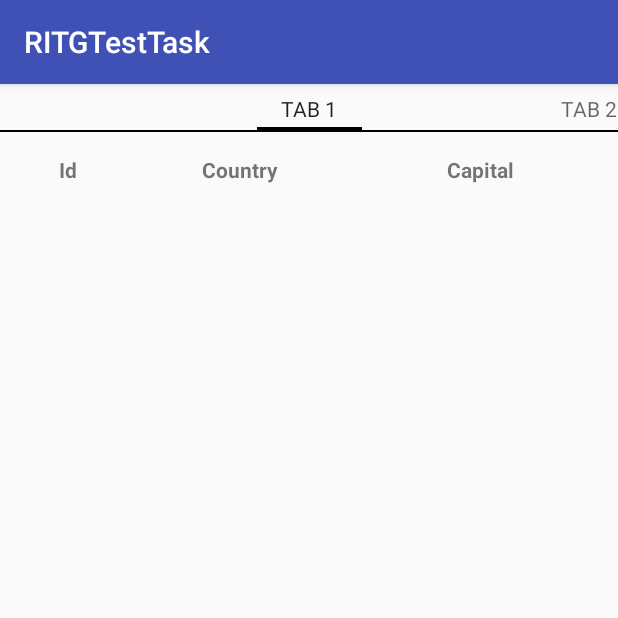
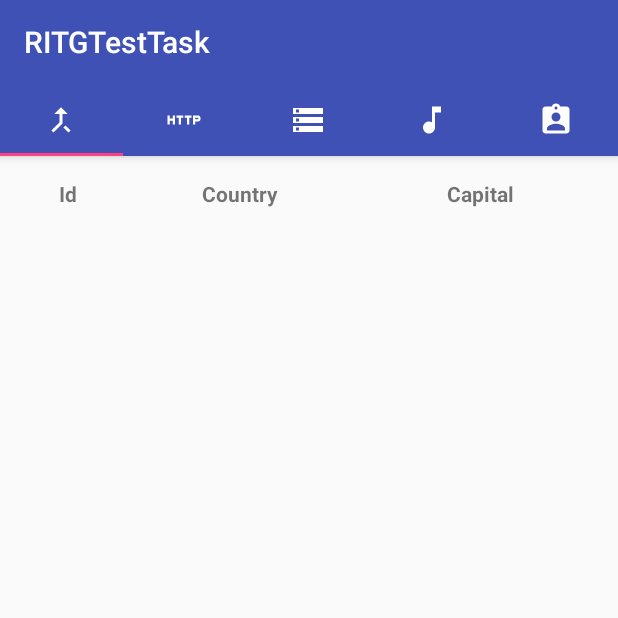
Before and after one commit to Ke4nuReeves/RITGTestTask, an Android app: the screen it shows after launch (MainActivity), on a phone screen of 412 x 824 dp, the top half of it. Run offline under Robolectric (Android 15) with nearby library versions, the phone set to English and light mode, and no system bars; libraries missing offline, so code that uses them is left out: org.springframework.core, org.springframework.http, org.springframework.web; 13 statements that could not run were skipped.

Commit message:
Added toolbar, tab icons

```diff
--- a/app/build.gradle
+++ b/app/build.gradle
@@ -30,6 +30,7 @@ dependencies {
     compile 'com.android.support.constraint:constraint-layout:1.0.2'
     compile 'com.android.support:support-v4:25.3.1'
     compile 'com.android.support:recyclerview-v7:25.3.1'
+    compile 'com.android.support:design:25.3.1'
     compile 'org.springframework.android:spring-android-rest-template:2.0.0.M3'
     testCompile 'junit:junit:4.12'
 }
--- a/app/src/main/AndroidManifest.xml
+++ b/app/src/main/AndroidManifest.xml
@@ -11,8 +11,9 @@
         android:label="@string/app_name"
         android:roundIcon="@mipmap/ic_launcher_round"
         android:supportsRtl="true"
-        android:theme="@style/AppTheme">
-        <activity android:name=".MainActivity">
+        android:theme="@style/MyMaterialTheme">
+        <activity android:name=".MainActivity"
+            android:screenOrientation="portrait">
             <intent-filter>
                 <action android:name="android.intent.action.MAIN" />
 
--- a/app/src/main/java/com/dmitriytitov/ritgtesttask/MainActivity.java
+++ b/app/src/main/java/com/dmitriytitov/ritgtesttask/MainActivity.java
@@ -1,11 +1,13 @@
 package com.dmitriytitov.ritgtesttask;
 
+import android.support.design.widget.TabLayout;
 import android.support.v4.app.Fragment;
 import android.support.v4.app.FragmentManager;
 import android.support.v4.app.FragmentPagerAdapter;
 import android.support.v4.view.ViewPager;
 import android.support.v7.app.AppCompatActivity;
 import android.os.Bundle;
+import android.support.v7.widget.Toolbar;
 
 import com.dmitriytitov.ritgtesttask.data.DataLoader;
 import com.dmitriytitov.ritgtesttask.fragments.DataListFragment;
@@ -14,18 +16,44 @@ import com.dmitriytitov.ritgtesttask.fragments.RegistrationFragment;
 
 public class MainActivity extends AppCompatActivity{
 
-    private SectionsPagerAdapter mSectionsPagerAdapter;
-    private ViewPager mViewPager;
+    private Toolbar toolbar;
+    private TabLayout tabLayout;
+    private SectionsPagerAdapter sectionsPagerAdapter;
+    private ViewPager viewPager;
+    private int[] tabIcons = {
+            R.drawable.ic_tab_1,
+            R.drawable.ic_tab_2,
+            R.drawable.ic_tab_3,
+            R.drawable.ic_tab_4,
+            R.drawable.ic_tab_5};
 
     @Override
     protected void onCreate(Bundle savedInstanceState) {
         super.onCreate(savedInstanceState);
         setContentView(R.layout.activity_main);
 
-        mSectionsPagerAdapter = new SectionsPagerAdapter(getSupportFragmentManager());
-        mViewPager = (ViewPager) findViewById(R.id.view_pager);
-        mViewPager.setAdapter(mSectionsPagerAdapter);
+
+        toolbar = (Toolbar) findViewById(R.id.toolbar);
+        setSupportActionBar(toolbar);
+
+        viewPager = (ViewPager) findViewById(R.id.view_pager);
+        sectionsPagerAdapter = new SectionsPagerAdapter(getSupportFragmentManager());
+        viewPager.setAdapter(sectionsPagerAdapter);
+
+        tabLayout = (TabLayout) findViewById(R.id.tabs);
+        tabLayout.setupWithViewPager(viewPager);
+        setupTabIcons();
     }
+
+
+    private void setupTabIcons() {
+        tabLayout.getTabAt(0).setIcon(tabIcons[0]);
+        tabLayout.getTabAt(1).setIcon(tabIcons[1]);
+        tabLayout.getTabAt(2).setIcon(tabIcons[2]);
+        tabLayout.getTabAt(3).setIcon(tabIcons[3]);
+        tabLayout.getTabAt(4).setIcon(tabIcons[4]);
+    }
+
 
     private class SectionsPagerAdapter extends FragmentPagerAdapter {
         private SectionsPagerAdapter(FragmentManager fm) {
@@ -49,6 +77,7 @@ public class MainActivity extends AppCompatActivity{
             return null;
         }
 
+
         private Fragment createDataListFragment(DataLoader.RequestType requestType) {
             Fragment fragment = new DataListFragment();
             Bundle args = new Bundle();
@@ -57,26 +86,16 @@ public class MainActivity extends AppCompatActivity{
             return fragment;
         }
 
+
         @Override
         public int getCount() {
             return 5;
         }
 
+
         //TODO change text to images
         @Override
         public CharSequence getPageTitle(int position) {
-            switch (position) {
-                case 0:
-                    return getString(R.string.tab1_name);
-                case 1:
-                    return getString(R.string.tab2_name);
-                case 2:
-                    return getString(R.string.tab3_name);
-                case 3:
-                    return getString(R.string.tab4_name);
-                case 4:
-                    return getString(R.string.tab5_name);
-            }
             return null;
         }
     }
--- a/app/src/main/java/com/dmitriytitov/ritgtesttask/fragments/RegistrationFragment.java
+++ b/app/src/main/java/com/dmitriytitov/ritgtesttask/fragments/RegistrationFragment.java
@@ -4,7 +4,6 @@ package com.dmitriytitov.ritgtesttask.fragments;
 import android.os.AsyncTask;
 import android.os.Bundle;
 import android.support.v4.app.Fragment;
-import android.support.v4.app.FragmentTransaction;
 import android.support.v4.content.ContextCompat;
 import android.text.Editable;
 import android.text.TextWatcher;
@@ -131,12 +130,21 @@ public class RegistrationFragment extends Fragment {
             } else {
                 Toast toast = Toast.makeText(getContext(), "Data sent", Toast.LENGTH_SHORT);
                 toast.show();
-                FragmentTransaction ft = getFragmentManager().beginTransaction();
-                ft.detach(RegistrationFragment.this).attach(RegistrationFragment.this).commit();
+                clearFields();
             }
         }
+
+        private void clearFields(){
+            nameEditText.setText("");
+            emailEditText.setText("");
+            passEditText.setText("");
+            repeatPassEditText.setText("");
+            nameHint.setVisibility(View.INVISIBLE);
+            emailHint.setVisibility(View.INVISIBLE);
+            passHint.setVisibility(View.INVISIBLE);
+            repeatPassHint.setVisibility(View.INVISIBLE);
+        }
     }
-
 
     private boolean allFieldsIsCorrect() {
         return nameIsCorrect & emailIsCorrect & passIsCorrect & repeatPassIsCorrect;
--- /dev/null
+++ b/app/src/main/res/drawable/ic_tab_1.xml
@@ -0,0 +1,9 @@
+<vector xmlns:android="http://schemas.android.com/apk/res/android"
+        android:width="24dp"
+        android:height="24dp"
+        android:viewportWidth="24.0"
+        android:viewportHeight="24.0">
+    <path
+        android:fillColor="#ffffff"
+        android:pathData="M17,20.41L18.41,19 15,15.59 13.59,17 17,20.41zM7.5,8H11v5.59L5.59,19 7,20.41l6,-6V8h3.5L12,3.5 7.5,8z"/>
+</vector>
--- /dev/null
+++ b/app/src/main/res/drawable/ic_tab_2.xml
@@ -0,0 +1,9 @@
+<vector xmlns:android="http://schemas.android.com/apk/res/android"
+        android:width="24dp"
+        android:height="24dp"
+        android:viewportWidth="24.0"
+        android:viewportHeight="24.0">
+    <path
+        android:fillColor="#ffffff"
+        android:pathData="M4.5,11h-2L2.5,9L1,9v6h1.5v-2.5h2L4.5,15L6,15L6,9L4.5,9v2zM7,10.5h1.5L8.5,15L10,15v-4.5h1.5L11.5,9L7,9v1.5zM12.5,10.5L14,10.5L14,15h1.5v-4.5L17,10.5L17,9h-4.5v1.5zM21.5,9L18,9v6h1.5v-2h2c0.8,0 1.5,-0.7 1.5,-1.5v-1c0,-0.8 -0.7,-1.5 -1.5,-1.5zM21.5,11.5h-2v-1h2v1z"/>
+</vector>
--- /dev/null
+++ b/app/src/main/res/drawable/ic_tab_3.xml
@@ -0,0 +1,9 @@
+<vector xmlns:android="http://schemas.android.com/apk/res/android"
+        android:width="24dp"
+        android:height="24dp"
+        android:viewportWidth="24.0"
+        android:viewportHeight="24.0">
+    <path
+        android:fillColor="#ffffff"
+        android:pathData="M2,20h20v-4L2,16v4zM4,17h2v2L4,19v-2zM2,4v4h20L22,4L2,4zM6,7L4,7L4,5h2v2zM2,14h20v-4L2,10v4zM4,11h2v2L4,13v-2z"/>
+</vector>
--- /dev/null
+++ b/app/src/main/res/drawable/ic_tab_4.xml
@@ -0,0 +1,9 @@
+<vector xmlns:android="http://schemas.android.com/apk/res/android"
+        android:width="24dp"
+        android:height="24dp"
+        android:viewportWidth="24.0"
+        android:viewportHeight="24.0">
+    <path
+        android:fillColor="#ffffff"
+        android:pathData="M12,3v10.55c-0.59,-0.34 -1.27,-0.55 -2,-0.55 -2.21,0 -4,1.79 -4,4s1.79,4 4,4 4,-1.79 4,-4V7h4V3h-6z"/>
+</vector>
--- /dev/null
+++ b/app/src/main/res/drawable/ic_tab_5.xml
@@ -0,0 +1,9 @@
+<vector xmlns:android="http://schemas.android.com/apk/res/android"
+        android:width="24dp"
+        android:height="24dp"
+        android:viewportWidth="24.0"
+        android:viewportHeight="24.0">
+    <path
+        android:fillColor="#ffffff"
+        android:pathData="M19,3h-4.18C14.4,1.84 13.3,1 12,1c-1.3,0 -2.4,0.84 -2.82,2L5,3c-1.1,0 -2,0.9 -2,2v14c0,1.1 0.9,2 2,2h14c1.1,0 2,-0.9 2,-2L21,5c0,-1.1 -0.9,-2 -2,-2zM12,3c0.55,0 1,0.45 1,1s-0.45,1 -1,1 -1,-0.45 -1,-1 0.45,-1 1,-1zM12,7c1.66,0 3,1.34 3,3s-1.34,3 -3,3 -3,-1.34 -3,-3 1.34,-3 3,-3zM18,19L6,19v-1.4c0,-2 4,-3.1 6,-3.1s6,1.1 6,3.1L18,19z"/>
+</vector>
--- a/app/src/main/res/layout/activity_main.xml
+++ b/app/src/main/res/layout/activity_main.xml
@@ -1,21 +1,39 @@
 <?xml version="1.0" encoding="utf-8"?>
-<android.support.constraint.ConstraintLayout xmlns:android="http://schemas.android.com/apk/res/android"
+<android.support.design.widget.CoordinatorLayout xmlns:android="http://schemas.android.com/apk/res/android"
     xmlns:tools="http://schemas.android.com/tools"
     android:layout_width="match_parent"
     android:layout_height="match_parent"
+    xmlns:app="http://schemas.android.com/apk/res-auto"
     tools:context="com.dmitriytitov.ritgtesttask.MainActivity">
+
+    <android.support.design.widget.AppBarLayout
+        android:layout_width="match_parent"
+        android:layout_height="wrap_content"
+        android:theme="@style/ThemeOverlay.AppCompat.Dark.ActionBar">
+
+    <android.support.v7.widget.Toolbar
+        android:id="@+id/toolbar"
+        android:layout_width="match_parent"
+        android:layout_height="?attr/actionBarSize"
+        android:background="?attr/colorPrimary"
+        app:layout_scrollFlags="scroll|enterAlways"
+        app:popupTheme="@style/ThemeOverlay.AppCompat.Light"
+        />
+
+    <android.support.design.widget.TabLayout
+        android:id="@+id/tabs"
+        android:layout_width="match_parent"
+        android:layout_height="wrap_content"
+        app:tabMode="fixed"
+        app:tabGravity="fill"/>
+    </android.support.design.widget.AppBarLayout>
 
     <android.support.v4.view.ViewPager
         android:id="@+id/view_pager"
+        android:layout_weight="1"
         android:layout_width="match_parent"
-        android:layout_height="match_parent">
-
-        <android.support.v4.view.PagerTabStrip
-            android:id="@+id/pager_title_strip"
-            android:layout_width="wrap_content"
-            android:layout_height="wrap_content"
-            android:layout_gravity="top"
-            />
+        android:layout_height="match_parent"
+        app:layout_behavior="@string/appbar_scrolling_view_behavior">
     </android.support.v4.view.ViewPager>
 
-</android.support.constraint.ConstraintLayout>
+</android.support.design.widget.CoordinatorLayout>
--- /dev/null
+++ b/app/src/main/res/values-v21/styles.xml
@@ -0,0 +1,12 @@
+<?xml version="1.0" encoding="utf-8"?>
+<resources>
+
+    <style name="MyMaterialTheme" parent="MyMaterialTheme.Base">
+        <item name="android:windowContentTransitions">true</item>
+        <item name="android:windowAllowEnterTransitionOverlap">true</item>
+        <item name="android:windowAllowReturnTransitionOverlap">true</item>
+        <item name="android:windowSharedElementEnterTransition">@android:transition/move</item>
+        <item name="android:windowSharedElementExitTransition">@android:transition/move</item>
+    </style>
+
+</resources>
--- a/app/src/main/res/values/dimens.xml
+++ b/app/src/main/res/values/dimens.xml
@@ -1,4 +1,12 @@
 <?xml version="1.0" encoding="utf-8"?>
 <resources>
     <dimen name="text_margin">16dp</dimen>
+
+    <dimen name="activity_horizontal_margin">16dp</dimen>
+    <dimen name="activity_vertical_margin">16dp</dimen>
+
+    <dimen name="tab_max_width">264dp</dimen>
+    <dimen name="tab_padding_bottom">16dp</dimen>
+    <dimen name="tab_label">14sp</dimen>
+    <dimen name="custom_tab_layout_height">72dp</dimen>
 </resources>
--- a/app/src/main/res/values/styles.xml
+++ b/app/src/main/res/values/styles.xml
@@ -8,4 +8,17 @@
         <item name="colorAccent">@color/colorAccent</item>
     </style>
 
+
+    <style name="MyMaterialTheme" parent="MyMaterialTheme.Base">
+
+    </style>
+
+    <style name="MyMaterialTheme.Base" parent="Theme.AppCompat.Light.DarkActionBar">
+        <item name="windowNoTitle">true</item>
+        <item name="windowActionBar">false</item>
+        <item name="colorPrimary">@color/colorPrimary</item>
+        <item name="colorPrimaryDark">@color/colorPrimaryDark</item>
+        <item name="colorAccent">@color/colorAccent</item>
+    </style>
+
 </resources>
```
